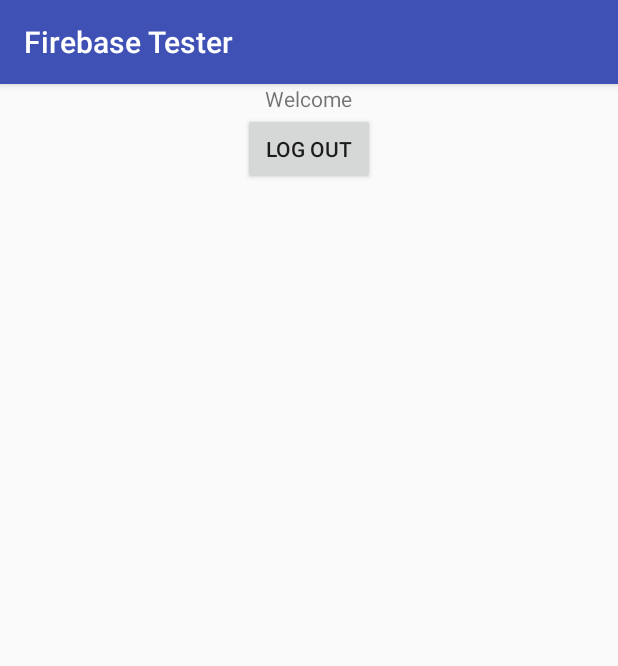
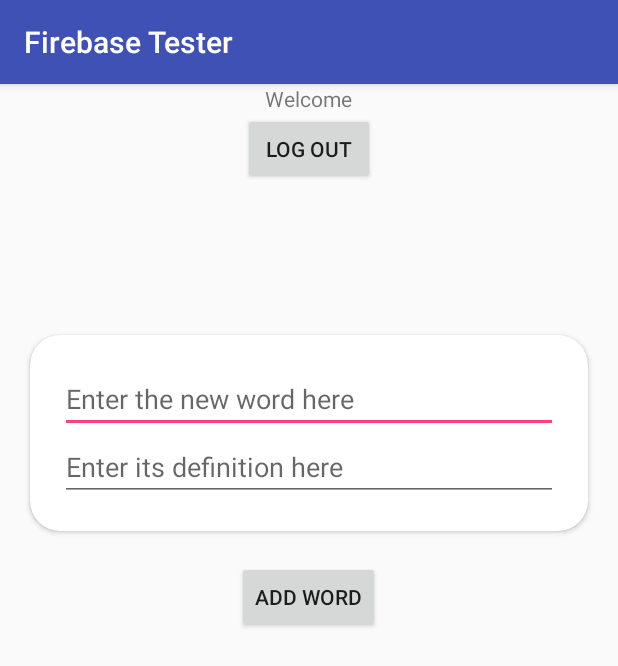
Before and after one commit to chauhankartik1708/Andriod-Development, an Android app: the screen it shows after launch once a user with an empty profile is signed in (Second), on a phone screen of 412 x 824 dp. Shown: the top 666 px of the screen. Run offline under Robolectric (Android 15) with nearby library versions, the phone set to English and light mode, and no system bars; our stand-ins replace Firebase (no records; nobody signed in at launch, a user with empty details on screens opened directly).

Commit message:
added code

```diff
--- a/FirebaseTester/app/build.gradle
+++ b/FirebaseTester/app/build.gradle
@@ -23,11 +23,14 @@ dependencies {
     implementation 'com.android.support:appcompat-v7:26.1.0'
     implementation 'com.android.support.constraint:constraint-layout:1.0.2'
     implementation 'com.google.firebase:firebase-auth:11.6.0'
+    implementation 'com.google.firebase:firebase-database:11.6.0'
     testImplementation 'junit:junit:4.12'
     androidTestImplementation 'com.android.support.test:runner:1.0.1'
     androidTestImplementation 'com.android.support.test.espresso:espresso-core:3.0.1'
     compile 'com.google.firebase:firebase-auth:11.6.0'
+    compile 'com.google.firebase:firebase-database:11.6.0'
     compile 'com.google.android.gms:play-services-auth:11.6.0'
+    implementation 'com.android.support:cardview-v7:26.1.0'
 }
 
 apply plugin: 'com.google.gms.google-services'
--- a/FirebaseTester/app/src/main/java/com/example/kartiksinghchauhan/firebasetester/Second.java
+++ b/FirebaseTester/app/src/main/java/com/example/kartiksinghchauhan/firebasetester/Second.java
@@ -6,14 +6,24 @@ import android.support.v7.app.AppCompatActivity;
 import android.os.Bundle;
 import android.view.View;
 import android.widget.Button;
+import android.widget.EditText;
+import android.widget.Toast;
 
 import com.google.firebase.auth.FirebaseAuth;
+import com.google.firebase.auth.FirebaseUser;
+import com.google.firebase.database.DatabaseReference;
+import com.google.firebase.database.FirebaseDatabase;
 
 public class Second extends AppCompatActivity {
 
     Button button;
     FirebaseAuth mAuth;
     FirebaseAuth.AuthStateListener mAuthListener;
+
+    private DatabaseReference databaseReference;
+
+    private EditText newword,newdefn;
+    private Button save;
 
     @Override
     protected void onStart() {
@@ -28,6 +38,12 @@ public class Second extends AppCompatActivity {
 
         button = (Button)findViewById(R.id.logout);
         mAuth = FirebaseAuth.getInstance();
+
+        databaseReference = FirebaseDatabase.getInstance().getReference();
+
+        newword = (EditText)findViewById(R.id.new_word);
+        newdefn = (EditText)findViewById(R.id.new_defn);
+        save = (Button)findViewById(R.id.add);
 
         mAuthListener = new FirebaseAuth.AuthStateListener() {
             @Override
@@ -44,5 +60,24 @@ public class Second extends AppCompatActivity {
                 mAuth.signOut();
             }
         });
+
+        save.setOnClickListener(new View.OnClickListener() {
+            @Override
+            public void onClick(View v) {
+                saveWord();
+            }
+        });
+    }
+
+    private void saveWord(){
+        String word = newword.getText().toString().trim();
+        String defn = newdefn.getText().toString().trim();
+
+        UserInformation userInformation = new UserInformation(word,defn);
+
+        FirebaseUser user = mAuth.getCurrentUser();
+
+        databaseReference.child(user.getUid()).setValue(userInformation);
+        Toast.makeText(Second.this,"Information Saved",Toast.LENGTH_SHORT).show();
     }
 }
--- /dev/null
+++ b/FirebaseTester/app/src/main/java/com/example/kartiksinghchauhan/firebasetester/UserInformation.java
@@ -0,0 +1,14 @@
+package com.example.kartiksinghchauhan.firebasetester;
+
+class UserInformation {
+
+    public String word,defn;
+
+    public UserInformation(){
+
+    }
+
+    public UserInformation(String word,String defn){
+
+    }
+}
--- a/FirebaseTester/app/src/main/res/layout/activity_second.xml
+++ b/FirebaseTester/app/src/main/res/layout/activity_second.xml
@@ -19,4 +19,45 @@
         android:layout_width="wrap_content"
         android:layout_height="wrap_content"
         android:text="LOG OUT"/>
+
+    <android.support.v7.widget.CardView
+        android:layout_width="match_parent"
+        android:layout_height="wrap_content"
+        android:layout_marginLeft="20dp"
+        android:layout_marginRight="20dp"
+        android:layout_marginTop="100dp"
+
+        app:cardPreventCornerOverlap="false"
+        android:elevation="10dp"
+        android:paddingTop="0dp"
+        app:cardCornerRadius="20dp">
+
+        <LinearLayout
+            android:layout_width="match_parent"
+            android:layout_height="match_parent"
+            android:orientation="vertical"
+            android:padding="20dp">
+
+            <EditText
+                android:id="@+id/new_word"
+                android:layout_width="match_parent"
+                android:layout_height="wrap_content"
+                android:hint="Enter the new word here"
+                android:text="" />
+
+            <EditText
+                android:id="@+id/new_defn"
+                android:layout_width="match_parent"
+                android:layout_height="wrap_content"
+                android:hint="Enter its definition here"
+                android:text="" />
+        </LinearLayout>
+    </android.support.v7.widget.CardView>
+
+    <Button
+        android:id="@+id/add"
+        android:layout_marginTop="20sp"
+        android:text="Add word"
+        android:layout_width="wrap_content"
+        android:layout_height="wrap_content" />
 </LinearLayout>
```
